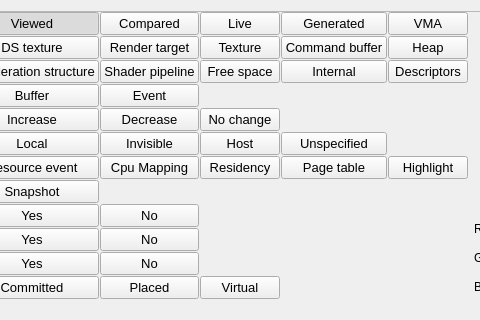
Old version of the form source/frontend/views/settings/themes_and_colors_pane.ui in the repository GPUOpen-Tools/radeon_memory_visualizer; both pictures show x 167 to 647 and y 0 to 320 of the 1289 by 491 pixel window.
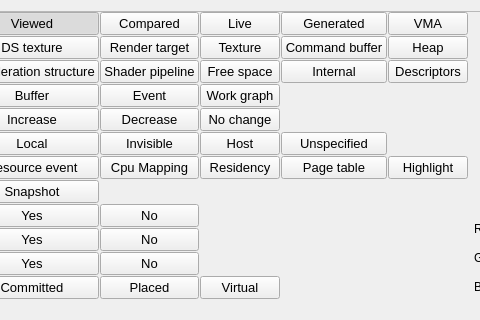
New version of the form. Custom widgets are drawn as their Qt base class.

What changed in the file:
```diff
--- a/source/frontend/views/settings/themes_and_colors_pane.ui
+++ b/source/frontend/views/settings/themes_and_colors_pane.ui
@@ -1213,6 +1213,32 @@
               </property>
              </widget>
             </item>
+            <item row="3" column="4">
+             <widget class="ThemesAndColorsItemButton" name="button_resource_work_graph_">
+              <property name="sizePolicy">
+               <sizepolicy hsizetype="Minimum" vsizetype="Fixed">
+                <horstretch>0</horstretch>
+                <verstretch>0</verstretch>
+               </sizepolicy>
+              </property>
+              <property name="font">
+               <font>
+                <pointsize>10</pointsize>
+                <bold>false</bold>
+                <kerning>true</kerning>
+               </font>
+              </property>
+              <property name="cursor">
+               <cursorShape>PointingHandCursor</cursorShape>
+              </property>
+              <property name="text">
+               <string>Work graph</string>
+              </property>
+              <property name="checkable">
+               <bool>true</bool>
+              </property>
+             </widget>
+            </item>
             <item row="0" column="3">
              <widget class="ThemesAndColorsItemButton" name="button_snapshots_compared_">
               <property name="sizePolicy">
```
